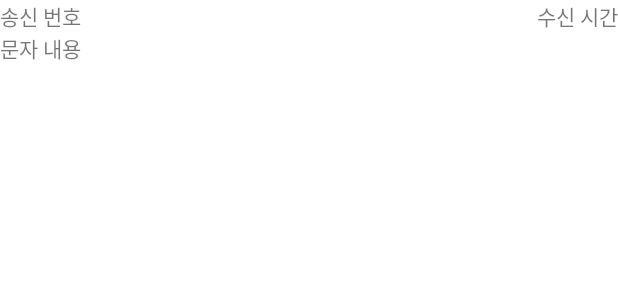
After one commit to IamJunhaHwang/Anti-S, an Android app: the layout listitem.xml on its own in the app's theme, with its tools: preview values and no code run, on a phone screen of 412 x 824 dp. The commit adds this screen. Shown: the top 300 px of the screen. Run offline under Robolectric (Android 15) with nearby library versions, the phone set to English and light mode, and no system bars.

Commit message:
[NEW] 스미싱 탐지 로그 보여주기

```diff
--- a/android/app/app/src/main/java/com/example/android/fragment_3.kt
+++ b/android/app/app/src/main/java/com/example/android/fragment_3.kt
@@ -5,6 +5,7 @@ import android.util.Log
 import android.view.LayoutInflater
 import android.view.View
 import android.view.ViewGroup
+import android.widget.ListView
 import androidx.fragment.app.Fragment
 
 
@@ -15,6 +16,9 @@ class Fragment3 : Fragment() {
         savedInstanceState: Bundle?
     ): View? {
         val view = inflater.inflate(R.layout.fragment_3, container, false)
+
+        var listview: ListView
+        var adapter: ListViewAdapter
 
         return view
     }
--- /dev/null
+++ b/android/app/app/src/main/res/layout/listitem.xml
@@ -0,0 +1,41 @@
+<?xml version="1.0" encoding="utf-8"?>
+<LinearLayout
+    xmlns:android="http://schemas.android.com/apk/res/android"
+    android:orientation="horizontal"
+    android:layout_width="match_parent"
+    android:layout_height="match_parent">
+
+    <LinearLayout
+        android:orientation="vertical"
+        android:layout_width="match_parent"
+        android:layout_height="match_parent">
+
+        <LinearLayout
+            android:layout_width="match_parent"
+            android:layout_height="wrap_content"
+            android:orientation="horizontal">
+
+            <TextView
+                android:id="@+id/sender"
+                android:layout_width="wrap_content"
+                android:layout_height="wrap_content"
+                android:text="송신 번호" />
+
+            <TextView
+                android:id="@+id/receivedDate"
+                android:layout_width="match_parent"
+                android:layout_height="wrap_content"
+                android:gravity="end"
+                android:text="수신 시간" />
+
+        </LinearLayout>
+
+        <TextView
+            android:layout_width="match_parent"
+            android:layout_height="wrap_content"
+            android:text="문자 내용"
+            android:id="@+id/contents"/>
+
+    </LinearLayout>
+
+</LinearLayout>
```
Also changed, not shown: android/app/app/src/main/java/com/example/android/ListViewItem.kt (added, +27 -0 lines), android/app/app/src/main/res/layout/fragment_3.xml (+5 -19 lines).
